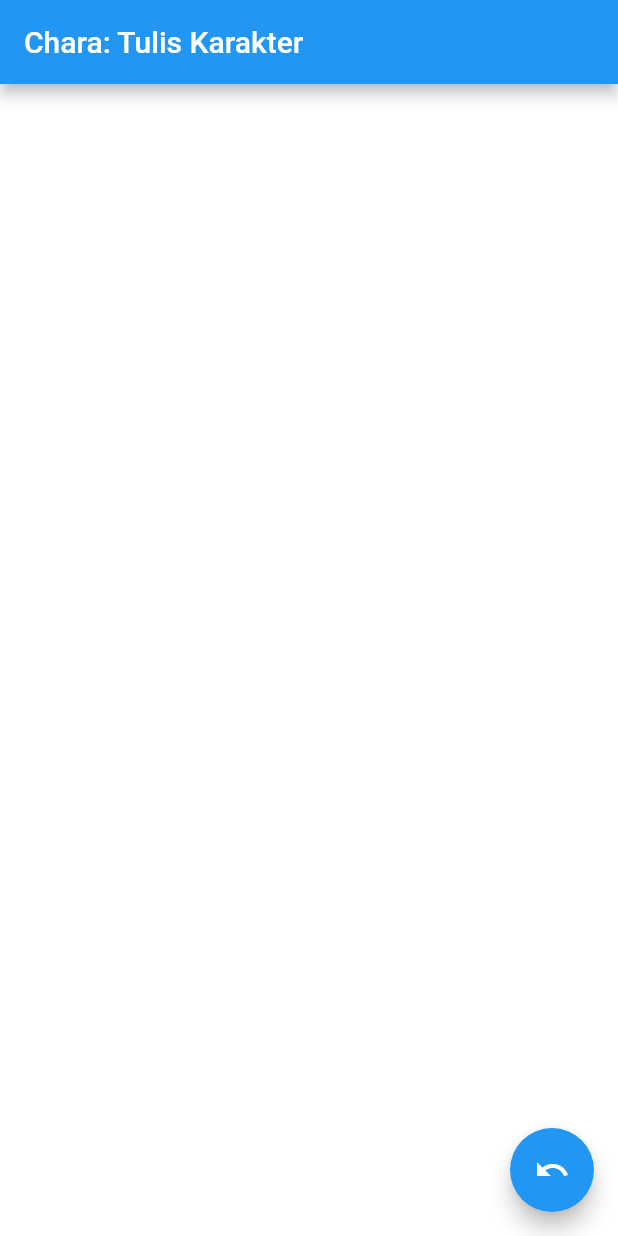
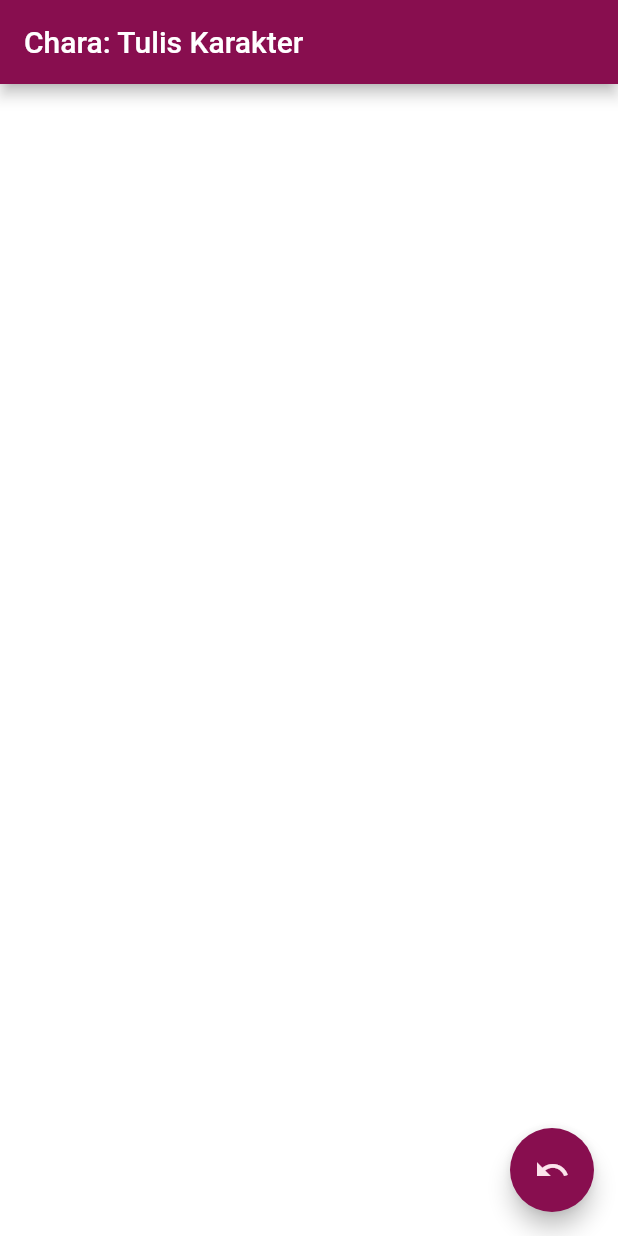
Before and after one commit to riandy-dimas/chara, a Flutter app: the screen it shows after launch, on a phone screen of 412 x 824 dp. Run offline on Flutter 3.47's test engine with Material 2 defaults, Android fonts, the phone set to English and light mode, and no system bars; statements that could not run were skipped.

Commit message:
style: change application color theme

```diff
--- a/lib/main.dart
+++ b/lib/main.dart
@@ -21,7 +21,9 @@ class MyApp extends StatelessWidget {
         // or simply save your changes to "hot reload" in a Flutter IDE).
         // Notice that the counter didn't reset back to zero; the application
         // is not restarted.
-        primarySwatch: Colors.blue,
+        primarySwatch: Colors.grey,
+        primaryColor: Colors.pink.shade900,
+        secondaryHeaderColor: Colors.pink.shade900,
       ),
       home: MyHomePage(title: 'Chara: Tulis Karakter'),
     );
@@ -77,6 +79,8 @@ class _MyHomePageState extends State<MyHomePage> {
         onPressed: _controller.undo,
         tooltip: 'Undo',
         child: Icon(Icons.undo),
+        backgroundColor: Colors.pink.shade900,
+        foregroundColor: Colors.pink.shade50,
       ),
     );
   }
```
